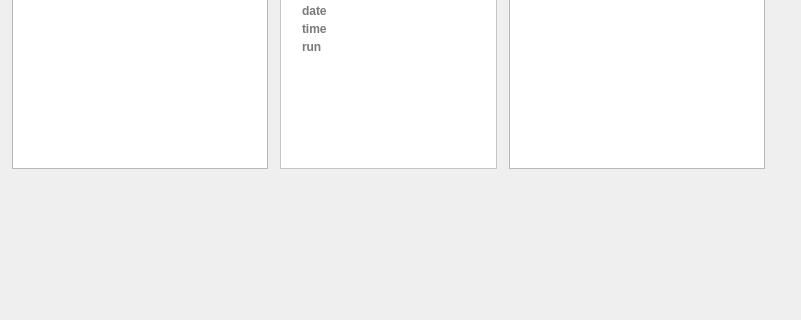
Old version of the form source/ui/AMGenericScanEditor.ui in the repository acquaman/acquaman; both pictures show x 0 to 801 and y 163 to 483 of the 801 by 574 pixel window.
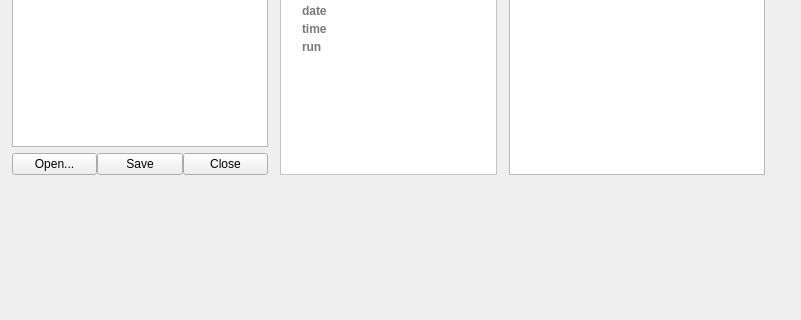
New version of the form. Icons and pictures are not drawn.

Commit message: fixed bugs in AMSampleEditor currentSampleChanged() notifications.

```diff
--- a/source/ui/AMGenericScanEditor.ui
+++ b/source/ui/AMGenericScanEditor.ui
@@ -190,6 +190,34 @@
              </property>
             </widget>
            </item>
+           <item>
+            <layout class="QHBoxLayout" name="horizontalLayout_2">
+             <property name="topMargin">
+              <number>6</number>
+             </property>
+             <item>
+              <widget class="QPushButton" name="openScanButton">
+               <property name="text">
+                <string>Open...</string>
+               </property>
+              </widget>
+             </item>
+             <item>
+              <widget class="QPushButton" name="saveScanButton">
+               <property name="text">
+                <string>Save</string>
+               </property>
+              </widget>
+             </item>
+             <item>
+              <widget class="QPushButton" name="closeScanButton">
+               <property name="text">
+                <string>Close</string>
+               </property>
+              </widget>
+             </item>
+            </layout>
+           </item>
           </layout>
          </item>
          <item>
```
The commit also changes 10 other files.
